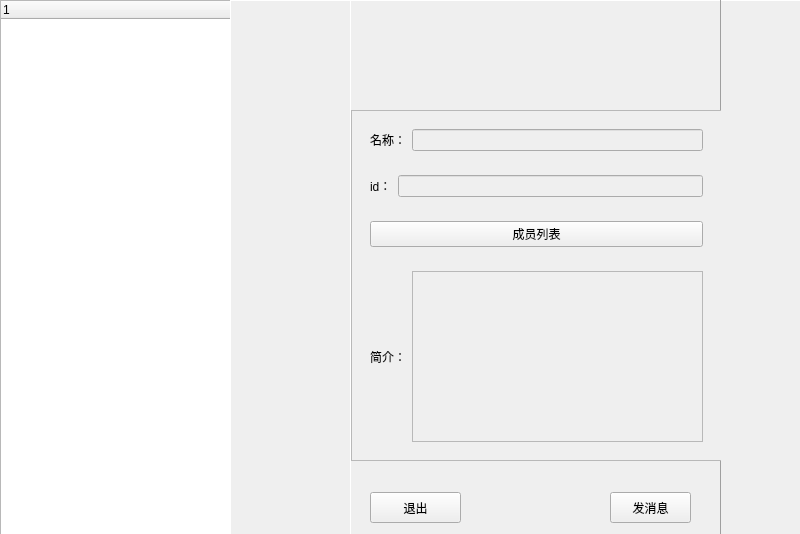
This is WexChat-client/groupwindow.ui in xingyuwang1123/WexChat-client- as Qt 5 draws it before an edit. The edited form follows.
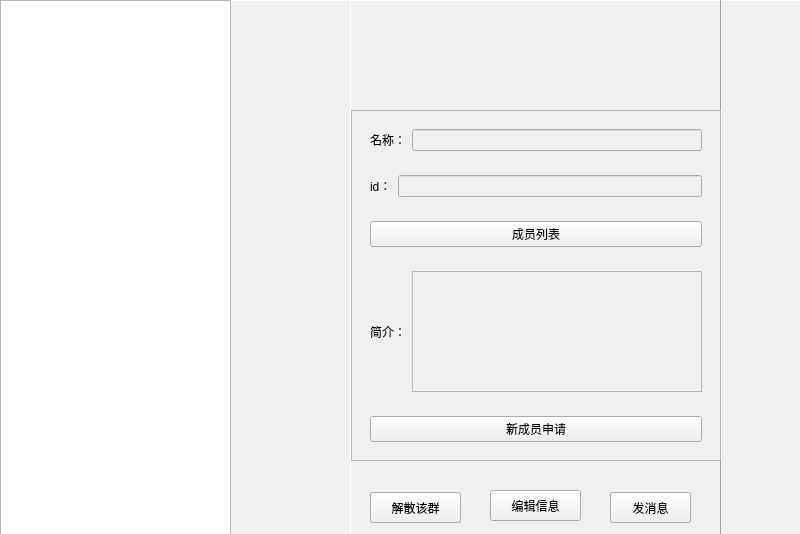
This is the edited form. Icons and pictures are not drawn.

```diff
--- a/WexChat-client/groupwindow.ui
+++ b/WexChat-client/groupwindow.ui
@@ -13,24 +13,6 @@
   <property name="windowTitle">
    <string>Form</string>
   </property>
-  <widget class="QTreeWidget" name="treeWidget">
-   <property name="geometry">
-    <rect>
-     <x>0</x>
-     <y>0</y>
-     <width>231</width>
-     <height>541</height>
-    </rect>
-   </property>
-   <property name="columnCount">
-    <number>1</number>
-   </property>
-   <column>
-    <property name="text">
-     <string notr="true">1</string>
-    </property>
-   </column>
-  </widget>
   <widget class="QFrame" name="frame_2">
    <property name="geometry">
     <rect>
@@ -105,7 +87,7 @@
       <rect>
        <x>1</x>
        <y>110</y>
-       <width>371</width>
+       <width>370</width>
        <height>351</height>
       </rect>
      </property>
@@ -117,7 +99,7 @@
        <rect>
         <x>0</x>
         <y>0</y>
-        <width>369</width>
+        <width>368</width>
         <height>349</height>
        </rect>
       </property>
@@ -235,6 +217,247 @@
      <bool>true</bool>
     </property>
    </widget>
+   <widget class="QPushButton" name="createButton">
+    <property name="geometry">
+     <rect>
+      <x>10</x>
+      <y>420</y>
+      <width>51</width>
+      <height>41</height>
+     </rect>
+    </property>
+    <property name="text">
+     <string/>
+    </property>
+    <property name="icon">
+     <iconset resource="rsrc.qrc">
+      <normaloff>:/img/createg.svg</normaloff>:/img/createg.svg</iconset>
+    </property>
+    <property name="iconSize">
+     <size>
+      <width>32</width>
+      <height>32</height>
+     </size>
+    </property>
+    <property name="flat">
+     <bool>true</bool>
+    </property>
+   </widget>
+   <widget class="QFrame" name="mgroupinfoframe">
+    <property name="geometry">
+     <rect>
+      <x>120</x>
+      <y>0</y>
+      <width>371</width>
+      <height>541</height>
+     </rect>
+    </property>
+    <property name="frameShape">
+     <enum>QFrame::Panel</enum>
+    </property>
+    <property name="frameShadow">
+     <enum>QFrame::Raised</enum>
+    </property>
+    <widget class="QLabel" name="headerlabel_2">
+     <property name="geometry">
+      <rect>
+       <x>140</x>
+       <y>20</y>
+       <width>71</width>
+       <height>61</height>
+      </rect>
+     </property>
+     <property name="text">
+      <string/>
+     </property>
+     <property name="pixmap">
+      <pixmap resource="rsrc.qrc">:/img/center.svg</pixmap>
+     </property>
+     <property name="scaledContents">
+      <bool>true</bool>
+     </property>
+    </widget>
+    <widget class="QPushButton" name="deleteFriButton_2">
+     <property name="geometry">
+      <rect>
+       <x>20</x>
+       <y>492</y>
+       <width>91</width>
+       <height>31</height>
+      </rect>
+     </property>
+     <property name="text">
+      <string>解散该群</string>
+     </property>
+    </widget>
+    <widget class="QPushButton" name="messageButton_2">
+     <property name="geometry">
+      <rect>
+       <x>260</x>
+       <y>492</y>
+       <width>81</width>
+       <height>31</height>
+      </rect>
+     </property>
+     <property name="text">
+      <string>发消息</string>
+     </property>
+    </widget>
+    <widget class="QScrollArea" name="scrollArea_2">
+     <property name="geometry">
+      <rect>
+       <x>1</x>
+       <y>110</y>
+       <width>370</width>
+       <height>351</height>
+      </rect>
+     </property>
+     <property name="widgetResizable">
+      <bool>true</bool>
+     </property>
+     <widget class="QWidget" name="scrollAreaWidgetContents_2">
+      <property name="geometry">
+       <rect>
+        <x>0</x>
+        <y>0</y>
+        <width>368</width>
+        <height>349</height>
+       </rect>
+      </property>
+      <layout class="QVBoxLayout" name="verticalLayout_2">
+       <item>
+        <widget class="QWidget" name="widget_4" native="true">
+         <layout class="QHBoxLayout" name="horizontalLayout_3">
+          <item>
+           <widget class="QLabel" name="label_3">
+            <property name="text">
+             <string>名称：</string>
+            </property>
+           </widget>
+          </item>
+          <item>
+           <widget class="QLineEdit" name="nameEdit_2">
+            <property name="enabled">
+             <bool>false</bool>
+            </property>
+           </widget>
+          </item>
+         </layout>
+        </widget>
+       </item>
+       <item>
+        <widget class="QWidget" name="widget_11" native="true">
+         <layout class="QHBoxLayout" name="horizontalLayout_10">
+          <item>
+           <widget class="QLabel" name="label_9">
+            <property name="text">
+             <string>id：</string>
+            </property>
+           </widget>
+          </item>
+          <item>
+           <widget class="QLineEdit" name="uidEdit_2">
+            <property name="enabled">
+             <bool>false</bool>
+            </property>
+           </widget>
+          </item>
+         </layout>
+        </widget>
+       </item>
+       <item>
+        <widget class="QWidget" name="widget_12" native="true">
+         <layout class="QHBoxLayout" name="horizontalLayout_11">
+          <item>
+           <widget class="QPushButton" name="menberButton_2">
+            <property name="text">
+             <string>成员列表</string>
+            </property>
+            <property name="icon">
+             <iconset resource="rsrc.qrc">
+              <normaloff>:/img/triangle.svg</normaloff>:/img/triangle.svg</iconset>
+            </property>
+            <property name="autoDefault">
+             <bool>false</bool>
+            </property>
+            <property name="flat">
+             <bool>false</bool>
+            </property>
+           </widget>
+          </item>
+         </layout>
+        </widget>
+       </item>
+       <item>
+        <widget class="QWidget" name="widget_13" native="true">
+         <layout class="QHBoxLayout" name="horizontalLayout_12">
+          <item>
+           <widget class="QLabel" name="label_10">
+            <property name="text">
+             <string>简介：</string>
+            </property>
+           </widget>
+          </item>
+          <item>
+           <widget class="QPlainTextEdit" name="plainTextEdit">
+            <property name="enabled">
+             <bool>false</bool>
+            </property>
+           </widget>
+          </item>
+         </layout>
+        </widget>
+       </item>
+       <item>
+        <widget class="QWidget" name="widget_14" native="true">
+         <layout class="QHBoxLayout" name="horizontalLayout_13">
+          <item>
+           <widget class="QPushButton" name="newButton">
+            <property name="text">
+             <string>新成员申请</string>
+            </property>
+            <property name="icon">
+             <iconset resource="rsrc.qrc">
+              <normaloff>:/img/triangle.svg</normaloff>:/img/triangle.svg</iconset>
+            </property>
+            <property name="autoDefault">
+             <bool>false</bool>
+            </property>
+            <property name="flat">
+             <bool>false</bool>
+            </property>
+           </widget>
+          </item>
+         </layout>
+        </widget>
+       </item>
+      </layout>
+     </widget>
+    </widget>
+    <widget class="QPushButton" name="deleteFriButton_3">
+     <property name="geometry">
+      <rect>
+       <x>140</x>
+       <y>490</y>
+       <width>91</width>
+       <height>31</height>
+      </rect>
+     </property>
+     <property name="text">
+      <string>编辑信息</string>
+     </property>
+    </widget>
+   </widget>
+  </widget>
+  <widget class="QListWidget" name="listWidget">
+   <property name="geometry">
+    <rect>
+     <x>0</x>
+     <y>0</y>
+     <width>231</width>
+     <height>541</height>
+    </rect>
+   </property>
   </widget>
  </widget>
  <resources>
```
Left out of the diff: 12 changed lines with no effect on the pictures.
